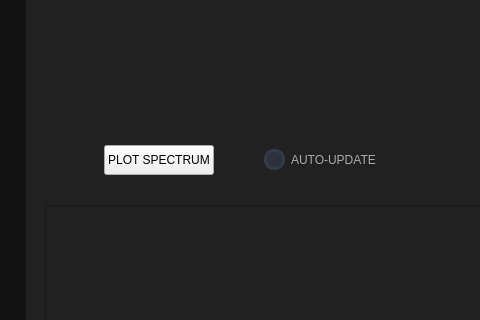
This is resources/ui_window.ui in scqubits/qfit as Qt 5 draws it before an edit; both pictures show x 164 to 644 and y 380 to 700 of the 1170 by 835 pixel window. The edited form follows.
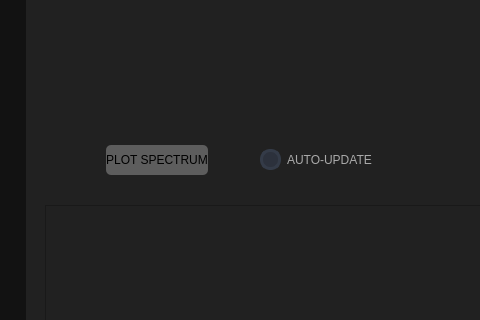
This is the edited form. The open tabs and pages were chosen to show the change. Icons and pictures are not drawn. Custom widgets are drawn as their Qt base class.

Diff of the .ui file:
```diff
--- a/resources/ui_window.ui
+++ b/resources/ui_window.ui
@@ -1096,6 +1096,17 @@
            <height>10000</height>
           </size>
          </property>
+         <property name="styleSheet">
+          <string>QPushButton {
+	background-color: rgb(93, 93, 93);
+	border: 0px solid rgb(52, 59, 72);
+	border-radius: 5px;	
+	text-align: center;
+}
+QPushButton:pressed {
+    background-color: rgb(103, 39, 125);
+}</string>
+         </property>
          <property name="currentIndex">
           <number>0</number>
          </property>
```
Left out of the diff: 9 changed lines with no effect on the pictures.
